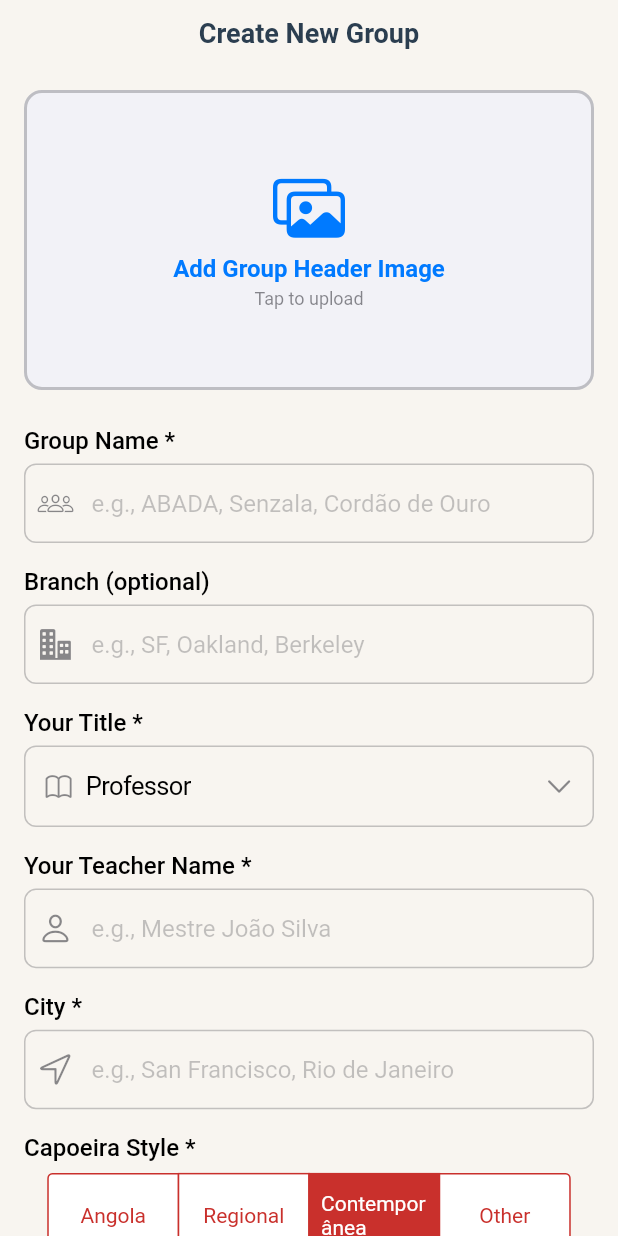
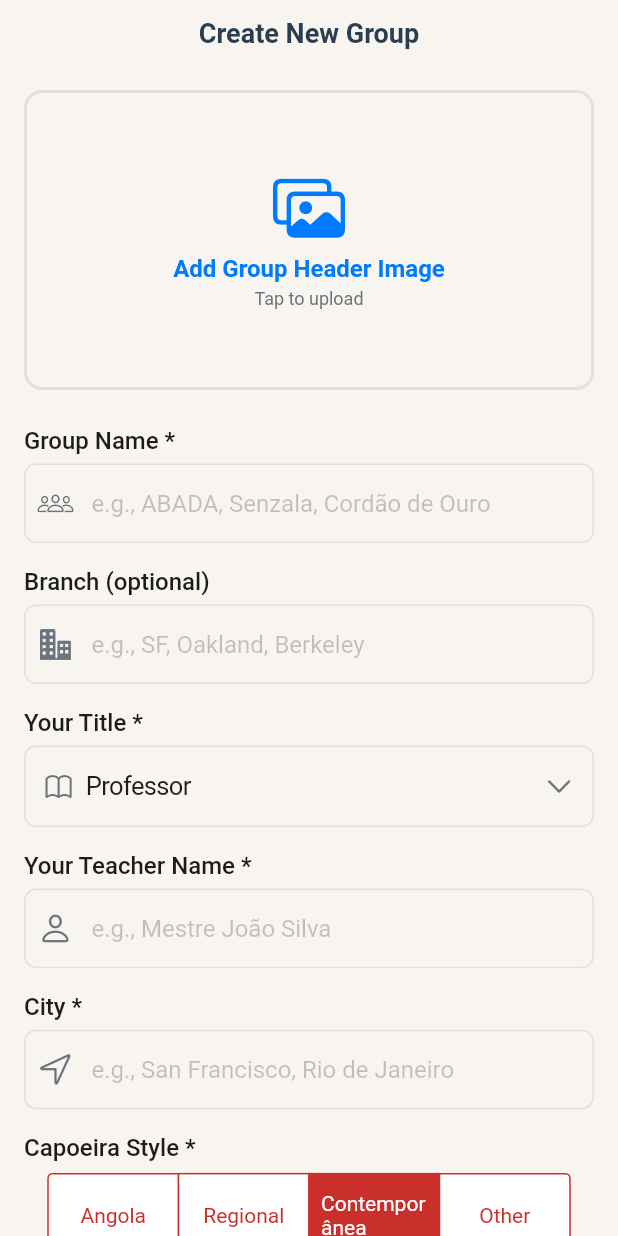
Before and after one commit to TempleOfNayra/roda, a Flutter app: the CreateGroupPage screen opened by its route, on a phone screen of 412 x 824 dp. Run offline on Flutter 3.47's test engine with Material 3 defaults, Android fonts, the phone set to English and light mode, and no system bars; our stand-ins replace app_links, cached_network_image, equatable, flutter_riverpod, geolocator, go_router and 3 more; accounts and stored records are empty.

Commit message:
BROKEN BUILD

```diff
--- a/lib/core/theme/roda_colors.dart
+++ b/lib/core/theme/roda_colors.dart
@@ -28,4 +28,23 @@ class RodaColors {
   static const error = Color(0xFFDC3545);          // Error red
   static const divider = Color(0xFFE0E0E0);        // Subtle dividers
   static const live = Color(0xFF00D9A3);           // Live indicator
+
+  // Additional colors for Cupertino replacements
+  static const white = Color(0xFFFFFFFF);          // Pure white
+  static const black = Color(0xFF000000);          // Pure black
+  static const systemGrey = Color(0xFF8E8E93);     // System grey
+  static const systemGrey2 = Color(0xFFAEAEB2);    // System grey 2
+  static const systemGrey3 = Color(0xFFC7C7CC);    // System grey 3
+  static const systemGrey4 = Color(0xFFD1D1D6);    // System grey 4
+  static const systemGrey5 = Color(0xFFE5E5EA);    // System grey 5
+  static const systemGrey6 = Color(0xFFF2F2F7);    // System grey 6
+  static const activeBlue = Color(0xFF007AFF);     // iOS blue
+  static const destructiveRed = error;             // Use error red for destructive actions
+  static const label = textPrimary;                // Main text color
+  static const secondaryLabel = textSecondary;     // Secondary text color
+  static const tertiaryLabel = textHint;           // Tertiary text color
+  static const systemBackground = background;      // System background
+  static const secondarySystemBackground = surfaceAlt; // Secondary background
+  static const systemGroupedBackground = background;   // Grouped background
+  static const separator = divider;                // Separator color
 }
--- a/lib/core/theme/roda_theme.dart
+++ b/lib/core/theme/roda_theme.dart
@@ -5,7 +5,7 @@ class RodaTheme {
   static CupertinoThemeData get theme => const CupertinoThemeData(
     brightness: Brightness.light,
     primaryColor: RodaColors.primary,
-    primaryContrastingColor: CupertinoColors.white,
+    primaryContrastingColor: RodaColors.white,
     scaffoldBackgroundColor: RodaColors.background,
     barBackgroundColor: RodaColors.surface,
     textTheme: CupertinoTextThemeData(
--- a/lib/features/classes/presentation/pages/clean_map_page_backup.dart
+++ b/lib/features/classes/presentation/pages/clean_map_page_backup.dart
@@ -1,5 +1,6 @@
 import 'package:flutter/cupertino.dart';
 import 'package:flutter_riverpod/flutter_riverpod.dart';
+import 'package:roda/core/theme/roda_colors.dart';
 
 class CleanMapPage extends ConsumerWidget {
   const CleanMapPage({super.key});
@@ -17,14 +18,14 @@ class CleanMapPage extends ConsumerWidget {
             Icon(
               CupertinoIcons.map,
               size: 64,
-              color: CupertinoColors.systemGrey,
+              color: RodaColors.systemGrey,
             ),
             SizedBox(height: 16),
             Text(
               'Map Coming Soon',
               style: TextStyle(
                 fontSize: 18,
-                color: CupertinoColors.systemGrey,
+                color: RodaColors.systemGrey,
               ),
             ),
           ],
--- a/lib/features/groups/presentation/pages/create_group_page.dart
+++ b/lib/features/groups/presentation/pages/create_group_page.dart
@@ -9,6 +9,7 @@ import 'package:roda/application/group_controller.dart';
 import 'package:roda/core/services/r2_storage_service.dart';
 import 'package:roda/data/core/db_exceptions.dart';
 import 'package:roda/core/utils/logger.dart';
+import 'package:roda/core/theme/roda_colors.dart';
 
 class CreateGroupPage extends ConsumerStatefulWidget {
   const CreateGroupPage({super.key});
@@ -78,12 +79,12 @@ class _CreateGroupPageState extends ConsumerState<CreateGroupPage> {
       context: context,
       builder: (context) => Container(
         height: 250,
-        color: CupertinoColors.systemBackground,
+        color: RodaColors.systemBackground,
         child: Column(
           children: [
             Container(
               height: 50,
-              color: CupertinoColors.systemGrey6,
+              color: RodaColors.systemGrey6,
               child: Row(
                 mainAxisAlignment: MainAxisAlignment.spaceBetween,
                 children: [
@@ -261,10 +262,10 @@ class _CreateGroupPageState extends ConsumerState<CreateGroupPage> {
                 child: Container(
                   height: 200,
                   decoration: BoxDecoration(
-                    color: CupertinoColors.systemGroupedBackground,
+                    color: RodaColors.systemGroupedBackground,
                     borderRadius: BorderRadius.circular(12),
                     border: Border.all(
-                      color: CupertinoColors.separator,
+                      color: RodaColors.separator,
                       width: 2,
                     ),
                     image: _headerImageBytes != null
@@ -281,13 +282,13 @@ class _CreateGroupPageState extends ConsumerState<CreateGroupPage> {
                           Icon(
                             CupertinoIcons.photo_on_rectangle,
                             size: 48,
-                            color: CupertinoColors.activeBlue,
+                            color: RodaColors.activeBlue,
                           ),
                           const SizedBox(height: 8),
                           Text(
                             'Add Group Header Image',
                             style: const TextStyle(
-                              color: CupertinoColors.activeBlue,
+                              color: RodaColors.activeBlue,
                               fontWeight: FontWeight.w600,
                             ),
                           ),
@@ -295,7 +296,7 @@ class _CreateGroupPageState extends ConsumerState<CreateGroupPage> {
                           Text(
                             'Tap to upload',
                             style: const TextStyle(
-                              color: CupertinoColors.secondaryLabel,
+                              color: RodaColors.secondaryLabel,
                               fontSize: 12,
                             ),
                           ),
@@ -315,7 +316,7 @@ class _CreateGroupPageState extends ConsumerState<CreateGroupPage> {
                     style: TextStyle(
                       fontSize: 16,
                       fontWeight: FontWeight.w500,
-                      color: CupertinoColors.label,
+                      color: RodaColors.label,
                     ),
                   ),
                   const SizedBox(height: 6),
@@ -324,11 +325,11 @@ class _CreateGroupPageState extends ConsumerState<CreateGroupPage> {
                     placeholder: 'e.g., ABADA, Senzala, Cordão de Ouro',
                     prefix: const Padding(
                       padding: EdgeInsets.only(left: 8.0),
-                      child: Icon(CupertinoIcons.group, color: CupertinoColors.secondaryLabel),
+                      child: Icon(CupertinoIcons.group, color: RodaColors.secondaryLabel),
                     ),
                     padding: const EdgeInsets.symmetric(horizontal: 12, vertical: 16),
                     decoration: BoxDecoration(
-                      border: Border.all(color: CupertinoColors.separator),
+                      border: Border.all(color: RodaColors.separator),
                       borderRadius: BorderRadius.circular(8),
                     ),
                     textCapitalization: TextCapitalization.words,
@@ -346,7 +347,7 @@ class _CreateGroupPageState extends ConsumerState<CreateGroupPage> {
                     style: TextStyle(
                       fontSize: 16,
                       fontWeight: FontWeight.w500,
-                      color: CupertinoColors.label,
+                      color: RodaColors.label,
                     ),
                   ),
                   const SizedBox(height: 6),
@@ -355,11 +356,11 @@ class _CreateGroupPageState extends ConsumerState<CreateGroupPage> {
                     placeholder: 'e.g., SF, Oakland, Berkeley',
                     prefix: const Padding(
                       padding: EdgeInsets.only(left: 8.0),
-                      child: Icon(CupertinoIcons.building_2_fill, color: CupertinoColors.secondaryLabel),
+                      child: Icon(CupertinoIcons.building_2_fill, color: RodaColors.secondaryLabel),
                     ),
                     padding: const EdgeInsets.symmetric(horizontal: 12, vertical: 16),
                     decoration: BoxDecoration(
-                      border: Border.all(color: CupertinoColors.separator),
+                      border: Border.all(color: RodaColors.separator),
                       borderRadius: BorderRadius.circular(8),
                     ),
                     textCapitalization: TextCapitalization.words,
@@ -377,7 +378,7 @@ class _CreateGroupPageState extends ConsumerState<CreateGroupPage> {
                     style: TextStyle(
                       fontSize: 16,
                       fontWeight: FontWeight.w500,
-                      color: CupertinoColors.label,
+                      color: RodaColors.label,
                     ),
                   ),
                   const SizedBox(height: 6),
@@ -387,22 +388,22 @@ class _CreateGroupPageState extends ConsumerState<CreateGroupPage> {
                     child: Container(
                       padding: const EdgeInsets.symmetric(horizontal: 12, vertical: 16),
                       decoration: BoxDecoration(
-                        border: Border.all(color: CupertinoColors.separator),
+                        border: Border.all(color: RodaColors.separator),
                         borderRadius: BorderRadius.circular(8),
                       ),
                       child: Row(
                         children: [
                           const Padding(
                             padding: EdgeInsets.only(right: 8.0),
-                            child: Icon(CupertinoIcons.book, color: CupertinoColors.secondaryLabel),
+                            child: Icon(CupertinoIcons.book, color: RodaColors.secondaryLabel),
                           ),
                           Expanded(
                             child: Text(
                               _selectedTeacherTitle,
-                              style: const TextStyle(color: CupertinoColors.label),
+                              style: const TextStyle(color: RodaColors.label),
                             ),
                           ),
-                          const Icon(CupertinoIcons.chevron_down, color: CupertinoColors.secondaryLabel),
+                          const Icon(CupertinoIcons.chevron_down, color: RodaColors.secondaryLabel),
                         ],
                       ),
                     ),
@@ -420,7 +421,7 @@ class _CreateGroupPageState extends ConsumerState<CreateGroupPage> {
                     style: TextStyle(
                       fontSize: 16,
                       fontWeight: FontWeight.w500,
-                      color: CupertinoColors.label,
+                      color: RodaColors.label,
                     ),
                   ),
                   const SizedBox(height: 6),
@@ -429,11 +430,11 @@ class _CreateGroupPageState extends ConsumerState<CreateGroupPage> {
                     placeholder: 'e.g., Mestre João Silva',
                     prefix: const Padding(
                       padding: EdgeInsets.only(left: 8.0),
-                      child: Icon(CupertinoIcons.person, color: CupertinoColors.secondaryLabel),
+                      child: Icon(CupertinoIcons.person, color: RodaColors.secondaryLabel),
                     ),
                     padding: const EdgeInsets.symmetric(horizontal: 12, vertical: 16),
                     decoration: BoxDecoration(
-                      border: Border.all(color: CupertinoColors.separator),
+                      border: Border.all(color: RodaColors.separator),
                       borderRadius: BorderRadius.circular(8),
                     ),
                     textCapitalization: TextCapitalization.words,
@@ -451,7 +452,7 @@ class _CreateGroupPageState extends ConsumerState<CreateGroupPage> {
                     style: TextStyle(
                       fontSize: 16,
                       fontWeight: FontWeight.w500,
-                      color: CupertinoColors.label,
+                      color: RodaColors.label,
                     ),
                   ),
                   const SizedBox(height: 6),
@@ -460,11 +461,11 @@ class _CreateGroupPageState extends ConsumerState<CreateGroupPage> {
                     placeholder: 'e.g., San Francisco, Rio de Janeiro',
                     prefix: const Padding(
                       padding: EdgeInsets.only(left: 8.0),
-                      child: Icon(CupertinoIcons.location, color: CupertinoColors.secondaryLabel),
+                      child: Icon(CupertinoIcons.location, color: RodaColors.secondaryLabel),
                     ),
                     padding: const EdgeInsets.symmetric(horizontal: 12, vertical: 16),
                     decoration: BoxDecoration(
-                      border: Border.all(color: CupertinoColors.separator),
+                      border: Border.all(color: RodaColors.separator),
                       borderRadius: BorderRadius.circular(8),
                     ),
                     textCapitalization: TextCapitalization.words,
@@ -482,7 +483,7 @@ class _CreateGroupPageState extends ConsumerState<CreateGroupPage> {
                     style: TextStyle(
                       fontSize: 16,
                       fontWeight: FontWeight.w500,
-                      color: CupertinoColors.label,
+                      color: RodaColors.label,
                     ),
                   ),
                   const SizedBox(height: 8),
@@ -517,7 +518,7 @@ class _CreateGroupPageState extends ConsumerState<CreateGroupPage> {
                     style: TextStyle(
                       fontSize: 16,
                       fontWeight: FontWeight.w500,
-                      color: CupertinoColors.label,
+                      color: RodaColors.label,
                     ),
                   ),
                   const SizedBox(height: 6),
@@ -526,11 +527,11 @@ class _CreateGroupPageState extends ConsumerState<CreateGroupPage> {
                     placeholder: 'e.g., Mestre Bimba, Mestre Pastinha',
                     prefix: const Padding(
                       padding: EdgeInsets.only(left: 8.0),
-                      child: Icon(CupertinoIcons.tree, color: CupertinoColors.secondaryLabel),
+                      child: Icon(CupertinoIcons.tree, color: RodaColors.secondaryLabel),
                     ),
                     padding: const EdgeInsets.symmetric(horizontal: 12, vertical: 16),
                     decoration: BoxDecoration(
-                      border: Border.all(color: CupertinoColors.separator),
+                      border: Border.all(color: RodaColors.separator),
                       borderRadius: BorderRadius.circular(8),
                     ),
                     textCapitalization: TextCapitalization.words,
@@ -548,7 +549,7 @@ class _CreateGroupPageState extends ConsumerState<CreateGroupPage> {
                     style: TextStyle(
                       fontSize: 16,
                       fontWeight: FontWeight.w500,
-                      color: CupertinoColors.label,
+                      color: RodaColors.label,
                     ),
                   ),
                   const SizedBox(height: 6),
@@ -557,11 +558,11 @@ class _CreateGroupPageState extends ConsumerState<CreateGroupPage> {
                     placeholder: 'Tell us about your group...',
                     prefix: const Padding(
                       padding: EdgeInsets.only(left: 8.0, top: 8.0),
-                      child: Icon(CupertinoIcons.doc_text, color: CupertinoColors.secondaryLabel),
+                      child: Icon(CupertinoIcons.doc_text, color: RodaColors.secondaryLabel),
                     ),
                     padding: const EdgeInsets.symmetric(horizontal: 12, vertical: 16),
                     decoration: BoxDecoration(
-                      border: Border.all(color: CupertinoColors.separator),
+                      border: Border.all(color: RodaColors.separator),
                       borderRadius: BorderRadius.circular(8),
                     ),
                     maxLines: 3,
@@ -580,7 +581,7 @@ class _CreateGroupPageState extends ConsumerState<CreateGroupPage> {
                     style: TextStyle(
                       fontSize: 16,
                       fontWeight: FontWeight.w500,
-                      color: CupertinoColors.label,
+                      color: RodaColors.label,
                     ),
                   ),
                   const SizedBox(height: 6),
@@ -589,11 +590,11 @@ class _CreateGroupPageState extends ConsumerState<CreateGroupPage> {
                     placeholder: '@your-venmo-handle',
                     prefix: const Padding(
                       padding: EdgeInsets.only(left: 8.0),
-                      child: Icon(CupertinoIcons.creditcard, color: CupertinoColors.secondaryLabel),
+                      child: Icon(CupertinoIcons.creditcard, color: RodaColors.secondaryLabel),
                     ),
                     padding: const EdgeInsets.symmetric(horizontal: 12, vertical: 16),
                     decoration: BoxDecoration(
-                      border: Border.all(color: CupertinoColors.separator),
+                      border: Border.all(color: RodaColors.separator),
                       borderRadius: BorderRadius.circular(8),
                     ),
                   ),
--- a/lib/features/settings/presentation/pages/settings_page.dart
+++ b/lib/features/settings/presentation/pages/settings_page.dart
@@ -117,7 +117,7 @@ class SettingsPage extends ConsumerWidget {
                   child: const Text(
                     'Sign Out',
                     style: TextStyle(
-                      color: CupertinoColors.white,
+                      color: RodaColors.white,
                       fontWeight: FontWeight.w600,
                     ),
                   ),
```
Also changed, not shown: lib/core/theme/ios_theme.dart (+15 -14 lines), lib/core/widgets/birthday_picker.dart (+30 -29 lines), lib/features/auth/presentation/pages/edit_profile_page.dart (+14 -13 lines), lib/features/auth/presentation/pages/profile_page.dart (+9 -9 lines), lib/features/auth/presentation/pages/sign_up_page.dart (+24 -23 lines), lib/features/classes/presentation/pages/clean_map_page.dart (+43 -42 lines), lib/features/groups/presentation/pages/create_edit_group_modal.dart (+15 -14 lines), lib/features/groups/presentation/pages/group_page.dart (+6 -6 lines), lib/features/main/presentation/pages/main_page.dart (+6 -5 lines).
